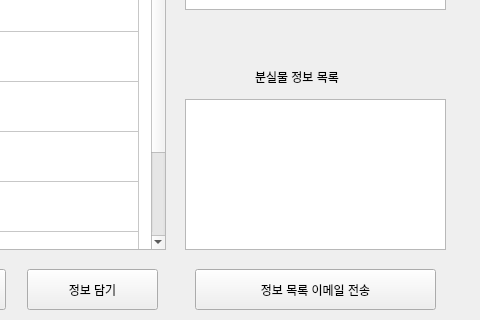
Above: 개발 공간/GUI/losts_detail_menu.ui from batherit/ScriptProject before the change; both pictures show x 455 to 935 and y 211 to 531 of the 935 by 531 pixel window. Below: the same form after it.
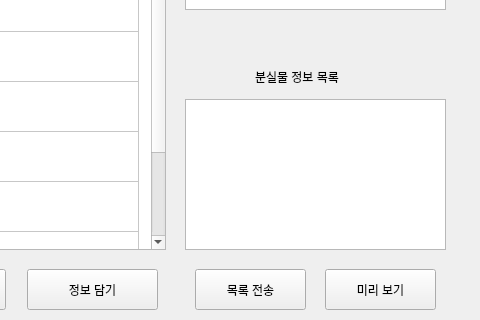
That is the form after the change.

Diff of the .ui file:
```diff
--- a/개발 공간/GUI/losts_detail_menu.ui
+++ b/개발 공간/GUI/losts_detail_menu.ui
@@ -83,12 +83,12 @@
     <rect>
      <x>650</x>
      <y>480</y>
-     <width>241</width>
+     <width>111</width>
      <height>41</height>
     </rect>
    </property>
    <property name="text">
-    <string>정보 목록 이메일 전송</string>
+    <string>목록 전송</string>
    </property>
   </widget>
   <widget class="QLabel" name="label">
@@ -216,6 +216,19 @@
     </rect>
    </property>
   </widget>
+  <widget class="QPushButton" name="pushButton_6">
+   <property name="geometry">
+    <rect>
+     <x>780</x>
+     <y>480</y>
+     <width>111</width>
+     <height>41</height>
+    </rect>
+   </property>
+   <property name="text">
+    <string>미리 보기</string>
+   </property>
+  </widget>
  </widget>
  <resources/>
  <connections>
```
Left out of the diff: 19 changed lines with no effect on the pictures.
